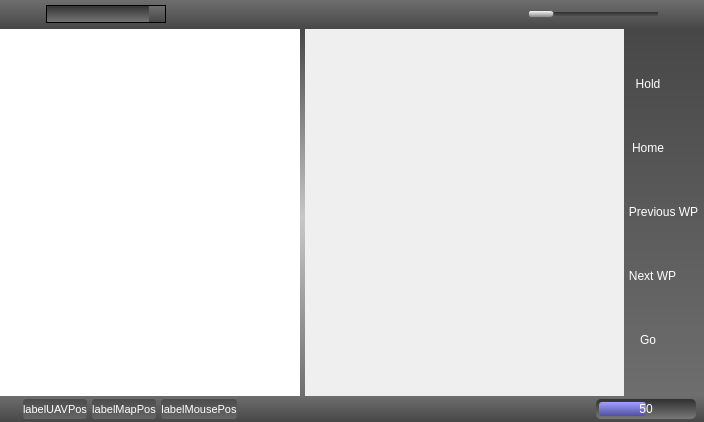
This is ground/src/plugins/opmap/opmap_widget.ui in openpilot/OpenPilot as Qt 5 draws it before an edit. The edited form follows.
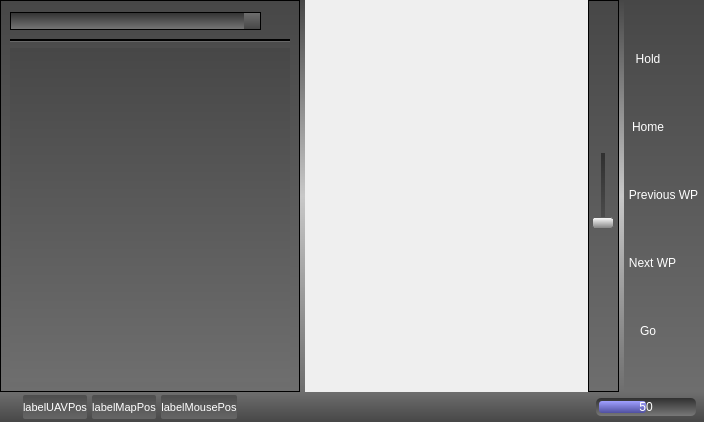
This is the edited form. Icons and pictures are not drawn.

Commit message: Changed OPMap GUI layout.

Diff of the .ui file:
```diff
--- a/ground/src/plugins/opmap/opmap_widget.ui
+++ b/ground/src/plugins/opmap/opmap_widget.ui
@@ -25,28 +25,70 @@
   <property name="styleSheet">
    <string notr="true"/>
   </property>
+  <layout class="QVBoxLayout" name="verticalLayout_5">
+   <property name="spacing">
+    <number>0</number>
+   </property>
+   <property name="margin">
+    <number>0</number>
+   </property>
+   <item>
+    <widget class="QSplitter" name="splitter">
+     <property name="styleSheet">
+      <string notr="true">QSplitter::handle {
+/* image: url(images/splitter.png); */
+	background-color: qlineargradient(spread:pad, x1:0.5, y1:0, x2:0.5, y2:1, stop:0 rgba(71, 71, 71, 255), stop:0.5 rgba(200, 200, 200, 255), stop:1 rgba(110, 110, 110, 255));
+}
+QSplitter::handle:horizontal {
+height: 5px;
+}
+QSplitter::handle:vertical {
+width: 5px;
+}
+</string>
+     </property>
+     <property name="frameShape">
+      <enum>QFrame::NoFrame</enum>
+     </property>
+     <property name="orientation">
+      <enum>Qt::Horizontal</enum>
+     </property>
+     <property name="opaqueResize">
+      <bool>true</bool>
+     </property>
+     <property name="handleWidth">
+      <number>5</number>
+     </property>
+     <widget class="QFrame" name="frameLeftPanel">
+      <property name="minimumSize">
+       <size>
+        <width>170</width>
+        <height>0</height>
+       </size>
+      </property>
+      <property name="maximumSize">
+       <size>
+        <width>300</width>
+        <height>16777215</height>
+       </size>
+      </property>
+      <property name="styleSheet">
+       <string notr="true">background-color: qlineargradient(spread:pad, x1:0, y1:0, x2:0, y2:1, stop:0 rgba(71, 71, 71, 255), stop:1 rgba(110, 110, 110, 255));
+</string>
+      </property>
+      <property name="frameShape">
+       <enum>QFrame::StyledPanel</enum>
+      </property>
+      <property name="frameShadow">
+       <enum>QFrame::Raised</enum>
+      </property>
   <layout class="QVBoxLayout" name="verticalLayout">
-   <property name="spacing">
-    <number>0</number>
-   </property>
-   <property name="margin">
-    <number>0</number>
-   </property>
    <item>
-    <layout class="QHBoxLayout" name="layoutWidgetToolBar">
-     <property name="spacing">
-      <number>0</number>
-     </property>
-     <property name="leftMargin">
-      <number>0</number>
-     </property>
-     <property name="rightMargin">
-      <number>0</number>
-     </property>
+        <layout class="QHBoxLayout" name="horizontalLayout_3">
      <item>
-      <widget class="QFrame" name="frameToolBar">
+          <widget class="QComboBox" name="comboBoxFindPlace">
        <property name="sizePolicy">
-        <sizepolicy hsizetype="Expanding" vsizetype="Minimum">
+            <sizepolicy hsizetype="Expanding" vsizetype="Fixed">
          <horstretch>0</horstretch>
          <verstretch>0</verstretch>
         </sizepolicy>
@@ -57,64 +99,11 @@
          <height>0</height>
         </size>
        </property>
-       <property name="autoFillBackground">
-        <bool>false</bool>
+           <property name="toolTip">
+            <string>Enter a place here that you want to find, then press either return or the find button to the right.</string>
        </property>
        <property name="styleSheet">
-        <string notr="true">QFrame {
-background-color: qlineargradient(spread:pad, x1:0.5, y1:0, x2:0.5, y2:1, stop:0 rgba(110, 110, 110, 255), stop:1 rgba(71, 71, 71, 255));
-color: rgba(255, 255, 255, 70);
-}
-
-QLabel { /* all label types */
-/* background-color: rgba(255, 255, 255, 0); */
-background-color: qlineargradient(spread:pad, x1:0.5, y1:0, x2:0.5, y2:1, stop:0 rgba(64, 64, 64, 255), stop:1 rgba(128, 128, 128, 255));
-color: rgb(255, 255, 255);
-border: 0px; 
-border-radius: 3px;
-}
-
-QToolButton {	/* all types of tool button */ 
-background-color: rgba(255, 255, 255, 0);
-color: rgb(255, 255, 255);
-/*border-style: none;*/
-border: 0px; 
-border-radius: 3px;
-}
-QToolButton:hover {
-background-color: qlineargradient(spread:pad, x1:0.5, y1:0, x2:0.5, y2:1, stop:0 rgba(255, 255, 255, 200), stop:1 rgba(180, 180, 180, 200));
-color: rgb(255, 255, 255);
-border: 0px; 
-border-radius: 3px;
-}
-QToolButton:pressed {
-background-color: qlineargradient(spread:pad, x1:0.5, y1:0, x2:0.5, y2:1, stop:0 rgba(48, 48, 48, 255), stop:1 rgba(120, 120, 120, 255));
-color: rgb(255, 255, 255);
-border: 0px; 
-border-radius: 3px;
-}
-
-QToolButton:checked {
-background-color: qlineargradient(spread:pad, x1:0.5, y1:0, x2:0.5, y2:1, stop:0 rgba(48, 48, 48, 255), stop:1 rgba(120, 120, 120, 255));
-color: rgb(255, 255, 255);
-border: 0px; 
-border-radius: 3px;
-}
-
-QSlider::groove:horizontal {
-border: none;
-height: 4px;
-background-color: qlineargradient(spread:pad, x1:0.5, y1:0, x2:0.5, y2:1, stop:0 rgba(48, 48, 48, 255), stop:1 rgba(80, 80, 80, 255));
-margin: 2px 0;
-}
-QSlider::handle:horizontal {
-border: 1px solid #5c5c5c;
-background-color: qlineargradient(spread:pad, x1:0.5, y1:0, x2:0.5, y2:1, stop:0 rgba(255, 255, 255, 255), stop:1 rgba(128, 128, 128, 255));
-width: 24px;
-margin: -2px 0;
-border-radius: 3px;
-}
-
+            <string notr="true">
 QComboBox {
 background-color: qlineargradient(spread:pad, x1:0.5, y1:0, x2:0.5, y2:1, stop:0 rgba(48, 48, 48, 255), stop:1 rgba(120, 120, 120, 255));
 color: rgb(255, 255, 255);
@@ -145,107 +134,6 @@
 }
 </string>
        </property>
-       <property name="frameShape">
-        <enum>QFrame::NoFrame</enum>
-       </property>
-       <property name="frameShadow">
-        <enum>QFrame::Plain</enum>
-       </property>
-       <layout class="QHBoxLayout" name="horizontalLayout_2">
-        <property name="spacing">
-         <number>0</number>
-        </property>
-        <property name="leftMargin">
-         <number>0</number>
-        </property>
-        <property name="topMargin">
-         <number>3</number>
-        </property>
-        <property name="rightMargin">
-         <number>0</number>
-        </property>
-        <property name="bottomMargin">
-         <number>3</number>
-        </property>
-        <item>
-         <layout class="QHBoxLayout" name="layoutWidget_8">
-          <property name="spacing">
-           <number>5</number>
-          </property>
-          <property name="leftMargin">
-           <number>3</number>
-          </property>
-          <property name="rightMargin">
-           <number>3</number>
-          </property>
-          <item>
-           <widget class="QToolButton" name="toolButtonWaypointsTreeViewShowHide">
-            <property name="sizePolicy">
-             <sizepolicy hsizetype="Fixed" vsizetype="Fixed">
-              <horstretch>0</horstretch>
-              <verstretch>0</verstretch>
-             </sizepolicy>
-            </property>
-            <property name="toolTip">
-             <string>Show/Hide Waypoint Treeview</string>
-            </property>
-            <property name="styleSheet">
-             <string notr="true"/>
-            </property>
-            <property name="text">
-             <string/>
-            </property>
-            <property name="icon">
-             <iconset resource="../coreplugin/core.qrc">
-              <normaloff>:/core/images/prev.png</normaloff>:/core/images/prev.png</iconset>
-            </property>
-            <property name="iconSize">
-             <size>
-              <width>20</width>
-              <height>20</height>
-             </size>
-            </property>
-            <property name="autoRaise">
-             <bool>false</bool>
-            </property>
-           </widget>
-          </item>
-          <item>
-           <spacer name="horizontalSpacer">
-            <property name="orientation">
-             <enum>Qt::Horizontal</enum>
-            </property>
-            <property name="sizeType">
-             <enum>QSizePolicy::Fixed</enum>
-            </property>
-            <property name="sizeHint" stdset="0">
-             <size>
-              <width>15</width>
-              <height>20</height>
-             </size>
-            </property>
-           </spacer>
-          </item>
-          <item>
-           <widget class="QComboBox" name="comboBoxFindPlace">
-            <property name="sizePolicy">
-             <sizepolicy hsizetype="Fixed" vsizetype="Fixed">
-              <horstretch>0</horstretch>
-              <verstretch>0</verstretch>
-             </sizepolicy>
-            </property>
-            <property name="minimumSize">
-             <size>
-              <width>120</width>
-              <height>0</height>
-             </size>
-            </property>
-            <property name="toolTip">
-             <string>Enter a place here that you want to find, then press either return or the find button to the right.</string>
-            </property>
-            <property name="styleSheet">
-             <string notr="true"/>
-            </property>
             <property name="editable">
              <bool>true</bool>
             </property>
@@ -284,7 +172,33 @@
              <string>Find place</string>
             </property>
             <property name="styleSheet">
-             <string notr="true"/>
+            <string notr="true">QToolButton {	/* all types of tool button */ 
+background-color: rgba(255, 255, 255, 0);
+color: rgb(255, 255, 255);
+/*border-style: none;*/
+border: 0px; 
+border-radius: 3px;
+}
+QToolButton:hover {
+background-color: qlineargradient(spread:pad, x1:0.5, y1:0, x2:0.5, y2:1, stop:0 rgba(255, 255, 255, 200), stop:1 rgba(180, 180, 180, 200));
+color: rgb(255, 255, 255);
+border: 0px; 
+border-radius: 3px;
+}
+QToolButton:pressed {
+background-color: qlineargradient(spread:pad, x1:0.5, y1:0, x2:0.5, y2:1, stop:0 rgba(48, 48, 48, 255), stop:1 rgba(120, 120, 120, 255));
+color: rgb(255, 255, 255);
+border: 0px; 
+border-radius: 3px;
+}
+
+QToolButton:checked {
+background-color: qlineargradient(spread:pad, x1:0.5, y1:0, x2:0.5, y2:1, stop:0 rgba(48, 48, 48, 255), stop:1 rgba(120, 120, 120, 255));
+color: rgb(255, 255, 255);
+border: 0px; 
+border-radius: 3px;
+}
+</string>
             </property>
             <property name="text">
              <string/>
@@ -307,375 +221,22 @@
             </property>
            </widget>
           </item>
-          <item>
-           <spacer name="horizontalSpacer_5">
-            <property name="orientation">
-             <enum>Qt::Horizontal</enum>
-            </property>
-            <property name="sizeType">
-             <enum>QSizePolicy::Fixed</enum>
-            </property>
-            <property name="sizeHint" stdset="0">
-             <size>
-              <width>15</width>
-              <height>20</height>
-             </size>
-            </property>
-           </spacer>
-          </item>
-          <item>
-           <widget class="QToolButton" name="toolButtonMapHome">
-            <property name="toolTip">
-             <string>Center map over home position</string>
-            </property>
-            <property name="styleSheet">
-             <string notr="true"/>
-            </property>
-            <property name="text">
-             <string/>
-            </property>
-            <property name="icon">
-             <iconset resource="opmap.qrc">
-              <normaloff>:/opmap/images/gcs.png</normaloff>:/opmap/images/gcs.png</iconset>
-            </property>
-            <property name="iconSize">
-             <size>
-              <width>20</width>
-              <height>20</height>
-             </size>
-            </property>
-            <property name="autoRepeat">
-             <bool>true</bool>
-            </property>
-            <property name="autoRaise">
-             <bool>false</bool>
-            </property>
-           </widget>
-          </item>
-          <item>
-           <widget class="QToolButton" name="toolButtonMapUAV">
-            <property name="toolTip">
-             <string>Center map over UAV position</string>
-            </property>
-            <property name="styleSheet">
-             <string notr="true"/>
-            </property>
-            <property name="text">
-             <string/>
-            </property>
-            <property name="icon">
-             <iconset resource="opmap.qrc">
-              <normaloff>:/opmap/images/uav.png</normaloff>:/opmap/images/uav.png</iconset>
-            </property>
-            <property name="iconSize">
-             <size>
-              <width>20</width>
-              <height>20</height>
-             </size>
-            </property>
-            <property name="checkable">
-             <bool>true</bool>
-            </property>
-            <property name="autoRepeat">
-             <bool>true</bool>
-            </property>
-            <property name="autoRaise">
-             <bool>false</bool>
-            </property>
-           </widget>
-          </item>
-          <item>
-           <spacer name="horizontalSpacer_6">
-            <property name="orientation">
-             <enum>Qt::Horizontal</enum>
-            </property>
-            <property name="sizeType">
-             <enum>QSizePolicy::Fixed</enum>
-            </property>
-            <property name="sizeHint" stdset="0">
-             <size>
-              <width>15</width>
-              <height>20</height>
-             </size>
-            </property>
-           </spacer>
-          </item>
-          <item>
-           <widget class="QToolButton" name="toolButtonAddWaypoint">
-            <property name="toolTip">
-             <string>Add a waypoint</string>
-            </property>
-            <property name="styleSheet">
-             <string notr="true"/>
-            </property>
-            <property name="text">
-             <string/>
-            </property>
-            <property name="icon">
-             <iconset resource="opmap.qrc">
-              <normaloff>:/opmap/images/waypoint.png</normaloff>:/opmap/images/waypoint.png</iconset>
-            </property>
-            <property name="iconSize">
-             <size>
-              <width>20</width>
-              <height>20</height>
-             </size>
-            </property>
-            <property name="autoRepeat">
-             <bool>true</bool>
-            </property>
-            <property name="autoRaise">
-             <bool>false</bool>
-            </property>
-           </widget>
-          </item>
-          <item>
-           <widget class="QToolButton" name="toolButtonWaypointEditor">
-            <property name="toolTip">
-             <string>Opens the waypoint editor</string>
-            </property>
-            <property name="styleSheet">
-             <string notr="true"/>
-            </property>
-            <property name="text">
-             <string/>
-            </property>
-            <property name="icon">
-             <iconset resource="opmap.qrc">
-              <normaloff>:/opmap/images/waypoint.png</normaloff>:/opmap/images/waypoint.png</iconset>
-            </property>
-            <property name="iconSize">
-             <size>
-              <width>20</width>
-              <height>20</height>
-             </size>
-            </property>
-            <property name="autoRepeat">
-             <bool>true</bool>
-            </property>
-            <property name="autoRaise">
-             <bool>false</bool>
-            </property>
-           </widget>
-          </item>
-          <item>
-           <spacer name="horizontalSpacer_4">
-            <property name="orientation">
-             <enum>Qt::Horizontal</enum>
-            </property>
-            <property name="sizeHint" stdset="0">
-             <size>
-              <width>40</width>
-              <height>20</height>
-             </size>
-            </property>
-           </spacer>
-          </item>
-          <item>
-           <widget class="QToolButton" name="toolButtonZoomM">
-            <property name="toolTip">
-             <string>Zoom out</string>
-            </property>
-            <property name="styleSheet">
-             <string notr="true"/>
-            </property>
-            <property name="text">
-             <string/>
-            </property>
-            <property name="icon">
-             <iconset resource="opmap.qrc">
-              <normaloff>:/opmap/images/minus.png</normaloff>:/opmap/images/minus.png</iconset>
-            </property>
-            <property name="iconSize">
-             <size>
-              <width>20</width>
-              <height>20</height>
-             </size>
-            </property>
-            <property name="autoRaise">
-             <bool>false</bool>
-            </property>
-           </widget>
-          </item>
-          <item>
-           <widget class="QToolButton" name="toolButtonZoomP">
-            <property name="toolTip">
-             <string>Zoom in</string>
-            </property>
-            <property name="styleSheet">
-             <string notr="true"/>
-            </property>
-            <property name="text">
-             <string/>
-            </property>
-            <property name="icon">
-             <iconset resource="opmap.qrc">
-              <normaloff>:/opmap/images/plus.png</normaloff>:/opmap/images/plus.png</iconset>
-            </property>
-            <property name="iconSize">
-             <size>
-              <width>20</width>
-              <height>20</height>
-             </size>
-            </property>
-            <property name="autoRaise">
-             <bool>false</bool>
-            </property>
-           </widget>
-          </item>
-          <item>
-           <widget class="QSlider" name="horizontalSliderZoom">
-            <property name="sizePolicy">
-             <sizepolicy hsizetype="Fixed" vsizetype="Fixed">
-              <horstretch>0</horstretch>
-              <verstretch>0</verstretch>
-             </sizepolicy>
-            </property>
-            <property name="minimumSize">
-             <size>
-              <width>130</width>
-              <height>0</height>
-             </size>
-            </property>
-            <property name="maximumSize">
-             <size>
-              <width>130</width>
-              <height>16777215</height>
-             </size>
-            </property>
-            <property name="cursor">
-             <cursorShape>OpenHandCursor</cursorShape>
-            </property>
-            <property name="toolTip">
-             <string>Zoom level</string>
-            </property>
-            <property name="autoFillBackground">
-             <bool>false</bool>
-            </property>
-            <property name="styleSheet">
-             <string notr="true"/>
-            </property>
-            <property name="minimum">
-             <number>2</number>
-            </property>
-            <property name="maximum">
-             <number>19</number>
-            </property>
-            <property name="pageStep">
-             <number>1</number>
-            </property>
-            <property name="orientation">
-             <enum>Qt::Horizontal</enum>
-            </property>
-            <property name="invertedControls">
-             <bool>false</bool>
-            </property>
-            <property name="tickPosition">
-             <enum>QSlider::NoTicks</enum>
-            </property>
-            <property name="tickInterval">
-             <number>2</number>
-            </property>
-           </widget>
-          </item>
-          <item>
-           <spacer name="horizontalSpacer_2">
-            <property name="orientation">
-             <enum>Qt::Horizontal</enum>
-            </property>
-            <property name="sizeType">
-             <enum>QSizePolicy::Fixed</enum>
-            </property>
-            <property name="sizeHint" stdset="0">
-             <size>
-              <width>15</width>
-              <height>20</height>
-             </size>
-            </property>
-           </spacer>
-          </item>
-          <item>
-           <widget class="QToolButton" name="toolButtonFlightControlsShowHide">
-            <property name="sizePolicy">
-             <sizepolicy hsizetype="Fixed" vsizetype="Fixed">
-              <horstretch>0</horstretch>
-              <verstretch>0</verstretch>
-             </sizepolicy>
-            </property>
-            <property name="toolTip">
-             <string>Show/Hide Flight Controls</string>
-            </property>
-            <property name="styleSheet">
-             <string notr="true"/>
-            </property>
-            <property name="text">
-             <string/>
-            </property>
-            <property name="icon">
-             <iconset resource="../coreplugin/core.qrc">
-              <normaloff>:/core/images/next.png</normaloff>:/core/images/next.png</iconset>
-            </property>
-            <property name="iconSize">
-             <size>
-              <width>20</width>
-              <height>20</height>
-             </size>
-            </property>
-            <property name="autoRaise">
-             <bool>false</bool>
-            </property>
-           </widget>
-          </item>
-         </layout>
-        </item>
-       </layout>
-      </widget>
-     </item>
-    </layout>
-   </item>
+        </layout>
+       </item>
    <item>
-    <layout class="QHBoxLayout" name="horizontalLayout_3">
-     <property name="spacing">
-      <number>0</number>
-     </property>
-     <item>
-      <widget class="QSplitter" name="splitter">
-       <property name="styleSheet">
-        <string notr="true">QSplitter::handle {
-/*	image: url(opmap/images/splitter.png); */
-/*background-color: qlineargradient(spread:pad, x1:0, y1:0, x2:1, y2:0, stop:0 rgba(255, 255, 255, 48), stop:1 rgba(0, 0, 0, 48));*/
-	background-color: qlineargradient(spread:pad, x1:0.5, y1:0, x2:0.5, y2:1, stop:0 rgba(71, 71, 71, 255), stop:0.514124 rgba(200, 200, 200, 255), stop:1 rgba(110, 110, 110, 255));
-}
-
-QSplitter::handle:horizontal {
-	height: 5px;
-}
-
-QSplitter::handle:vertical {
-	width: 5px;
-}</string>
-       </property>
-       <property name="frameShape">
-        <enum>QFrame::NoFrame</enum>
-       </property>
+        <widget class="Line" name="line">
        <property name="frameShadow">
-        <enum>QFrame::Sunken</enum>
+          <enum>QFrame::Plain</enum>
        </property>
        <property name="lineWidth">
-        <number>1</number>
+          <number>2</number>
        </property>
        <property name="orientation">
         <enum>Qt::Horizontal</enum>
        </property>
-       <property name="opaqueResize">
-        <bool>true</bool>
-       </property>
-       <property name="handleWidth">
-        <number>5</number>
-       </property>
-       <property name="childrenCollapsible">
-        <bool>false</bool>
-       </property>
+        </widget>
+       </item>
+       <item>
        <widget class="QTreeView" name="treeViewWaypoints">
         <property name="sizePolicy">
          <sizepolicy hsizetype="Preferred" vsizetype="Expanding">
@@ -689,12 +250,6 @@
           <height>0</height>
          </size>
         </property>
-        <property name="maximumSize">
-         <size>
-          <width>300</width>
-          <height>16777215</height>
-         </size>
-        </property>
         <property name="contextMenuPolicy">
          <enum>Qt::NoContextMenu</enum>
         </property>
@@ -741,17 +296,26 @@
          <bool>true</bool>
         </property>
        </widget>
+       </item>
+      </layout>
+     </widget>
+     <widget class="QWidget" name="layoutWidget">
+      <layout class="QHBoxLayout" name="horizontalLayout_2">
+       <property name="spacing">
+        <number>0</number>
+       </property>
+       <item>
        <widget class="QWidget" name="mapWidget" native="true">
         <property name="sizePolicy">
-         <sizepolicy hsizetype="Expanding" vsizetype="Expanding">
+          <sizepolicy hsizetype="MinimumExpanding" vsizetype="MinimumExpanding">
           <horstretch>0</horstretch>
           <verstretch>0</verstretch>
          </sizepolicy>
         </property>
         <property name="minimumSize">
          <size>
-          <width>100</width>
-          <height>0</height>
+           <width>64</width>
+           <height>64</height>
          </size>
         </property>
         <property name="mouseTracking">
@@ -826,9 +390,401 @@
 </string>
         </property>
        </widget>
+       </item>
+       <item>
+        <widget class="QWidget" name="widget" native="true">
+         <property name="sizePolicy">
+          <sizepolicy hsizetype="Minimum" vsizetype="Preferred">
+           <horstretch>0</horstretch>
+           <verstretch>0</verstretch>
+          </sizepolicy>
+         </property>
+         <property name="styleSheet">
+          <string notr="true">QFrame {
+background-color: qlineargradient(spread:pad, x1:0, y1:0, x2:0, y2:1, stop:0 rgba(71, 71, 71, 255), stop:1 rgba(110, 110, 110, 255));
+color: rgb(255, 255, 255);
+}
+
+QToolButton {	/* all types of tool button */ 
+background-color: rgba(255, 255, 255, 0);
+color: rgb(255, 255, 255);
+/*border-style: none;*/
+border: 0px; 
+border-radius: 3px;
+}
+QToolButton:hover {
+background-color: qlineargradient(spread:pad, x1:0.5, y1:0, x2:0.5, y2:1, stop:0 rgba(255, 255, 255, 200), stop:1 rgba(180, 180, 180, 200));
+color: rgb(255, 255, 255);
+border: 0px; 
+border-radius: 3px;
+}
+QToolButton:pressed {
+background-color: qlineargradient(spread:pad, x1:0.5, y1:0, x2:0.5, y2:1, stop:0 rgba(48, 48, 48, 255), stop:1 rgba(120, 120, 120, 255));
+color: rgb(255, 255, 255);
+border: 0px; 
+border-radius: 3px;
+}
+
+QToolButton:checked {
+background-color: qlineargradient(spread:pad, x1:0.5, y1:0, x2:0.5, y2:1, stop:0 rgba(48, 48, 48, 255), stop:1 rgba(120, 120, 120, 255));
+color: rgb(255, 255, 255);
+border: 0px; 
+border-radius: 3px;
+}
+
+QSlider::groove:horizontal {
+border: none;
+height: 4px;
+background-color: qlineargradient(spread:pad, x1:0.5, y1:0, x2:0.5, y2:1, stop:0 rgba(48, 48, 48, 255), stop:1 rgba(80, 80, 80, 255));
+margin: 2px 0;
+}
+QSlider::handle:horizontal {
+border: 1px solid #5c5c5c;
+background-color: qlineargradient(spread:pad, x1:0.5, y1:0, x2:0.5, y2:1, stop:0 rgba(255, 255, 255, 255), stop:1 rgba(128, 128, 128, 255));
+width: 24px;
+margin: -2px 0;
+border-radius: 3px;
+}
+</string>
+         </property>
+         <layout class="QVBoxLayout" name="verticalLayout_3">
+          <property name="spacing">
+           <number>0</number>
+          </property>
+          <property name="margin">
+           <number>0</number>
+          </property>
+          <item>
+           <widget class="QFrame" name="frame">
+            <property name="sizePolicy">
+             <sizepolicy hsizetype="Minimum" vsizetype="Preferred">
+              <horstretch>0</horstretch>
+              <verstretch>0</verstretch>
+             </sizepolicy>
+            </property>
+            <property name="styleSheet">
+             <string notr="true">
+QFrame {
+background-color: qlineargradient(spread:pad, x1:0, y1:0, x2:0, y2:1, stop:0 rgba(71, 71, 71, 255), stop:1 rgba(110, 110, 110, 255));
+}
+
+QToolButton {	/* all types of tool button */ 
+background-color: rgba(255, 255, 255, 0);
+color: rgb(255, 255, 255);
+/*border-style: none;*/
+border: 0px; 
+border-radius: 3px;
+}
+QToolButton:hover {
+background-color: qlineargradient(spread:pad, x1:0.5, y1:0, x2:0.5, y2:1, stop:0 rgba(255, 255, 255, 200), stop:1 rgba(180, 180, 180, 200));
+color: rgb(255, 255, 255);
+border: 0px; 
+border-radius: 3px;
+}
+QToolButton:pressed {
+background-color: qlineargradient(spread:pad, x1:0.5, y1:0, x2:0.5, y2:1, stop:0 rgba(48, 48, 48, 255), stop:1 rgba(120, 120, 120, 255));
+color: rgb(255, 255, 255);
+border: 0px; 
+border-radius: 3px;
+}
+
+QToolButton:checked {
+background-color: qlineargradient(spread:pad, x1:0.5, y1:0, x2:0.5, y2:1, stop:0 rgba(48, 48, 48, 255), stop:1 rgba(120, 120, 120, 255));
+color: rgb(255, 255, 255);
+border: 0px; 
+border-radius: 3px;
+}
+
+QSliderl {
+background-color: rgba(255, 255, 255, 0);
+}
+QSlider::groove:vertical {
+border: none;
+width: 4px;
+background-color: qlineargradient(spread:pad, x1:0.5, y1:0, x2:0.5, y2:1, stop:0 rgba(48, 48, 48, 255), stop:1 rgba(80, 80, 80, 255));
+margin: 2px 0;
+}
+QSlider::handle:vertical {
+border: 1px solid #5c5c5c;
+background-color: qlineargradient(spread:pad, x1:0.5, y1:0, x2:0.5, y2:1, stop:0 rgba(255, 255, 255, 255), stop:1 rgba(128, 128, 128, 255));
+height: 10px;
+margin: 0 -9px; /* expand outside the groove */ 
+border-radius: 3px;
+}
+</string>
+            </property>
+            <property name="frameShape">
+             <enum>QFrame::StyledPanel</enum>
+            </property>
+            <property name="frameShadow">
+             <enum>QFrame::Raised</enum>
+            </property>
+            <layout class="QVBoxLayout" name="verticalLayout_2">
+             <property name="spacing">
+              <number>3</number>
+             </property>
+             <property name="leftMargin">
+              <number>3</number>
+             </property>
+             <property name="topMargin">
+              <number>6</number>
+             </property>
+             <property name="rightMargin">
+              <number>3</number>
+             </property>
+             <property name="bottomMargin">
+              <number>0</number>
+             </property>
+             <item>
+              <widget class="QToolButton" name="toolButtonMapHome">
+               <property name="toolTip">
+                <string>Center map over home position</string>
+               </property>
+               <property name="styleSheet">
+                <string notr="true"/>
+               </property>
+               <property name="text">
+                <string/>
+               </property>
+               <property name="icon">
+                <iconset resource="opmap.qrc">
+                 <normaloff>:/opmap/images/gcs.png</normaloff>:/opmap/images/gcs.png</iconset>
+               </property>
+               <property name="iconSize">
+                <size>
+                 <width>20</width>
+                 <height>20</height>
+                </size>
+               </property>
+               <property name="autoRepeat">
+                <bool>true</bool>
+               </property>
+               <property name="autoRaise">
+                <bool>false</bool>
+               </property>
       </widget>
      </item>
      <item>
+              <widget class="QToolButton" name="toolButtonMapUAV">
+               <property name="toolTip">
+                <string>Center map over UAV position</string>
+               </property>
+               <property name="styleSheet">
+                <string notr="true"/>
+               </property>
+               <property name="text">
+                <string/>
+               </property>
+               <property name="icon">
+                <iconset resource="opmap.qrc">
+                 <normaloff>:/opmap/images/uav.png</normaloff>:/opmap/images/uav.png</iconset>
+               </property>
+               <property name="iconSize">
+                <size>
+                 <width>20</width>
+                 <height>20</height>
+                </size>
+               </property>
+               <property name="checkable">
+                <bool>true</bool>
+               </property>
+               <property name="autoRepeat">
+                <bool>true</bool>
+               </property>
+               <property name="autoRaise">
+                <bool>false</bool>
+               </property>
+              </widget>
+             </item>
+             <item>
+              <spacer name="verticalSpacer_3">
+               <property name="orientation">
+                <enum>Qt::Vertical</enum>
+               </property>
+               <property name="sizeType">
+                <enum>QSizePolicy::Fixed</enum>
+               </property>
+               <property name="sizeHint" stdset="0">
+                <size>
+                 <width>20</width>
+                 <height>20</height>
+                </size>
+               </property>
+              </spacer>
+             </item>
+             <item>
+              <widget class="QToolButton" name="toolButtonAddWaypoint">
+               <property name="toolTip">
+                <string>Add a waypoint</string>
+               </property>
+               <property name="styleSheet">
+                <string notr="true"/>
+               </property>
+               <property name="text">
+                <string/>
+               </property>
+               <property name="icon">
+                <iconset resource="opmap.qrc">
+                 <normaloff>:/opmap/images/waypoint.png</normaloff>:/opmap/images/waypoint.png</iconset>
+               </property>
+               <property name="iconSize">
+                <size>
+                 <width>20</width>
+                 <height>20</height>
+                </size>
+               </property>
+               <property name="autoRepeat">
+                <bool>true</bool>
+               </property>
+               <property name="autoRaise">
+                <bool>false</bool>
+               </property>
+              </widget>
+             </item>
+             <item>
+              <spacer name="verticalSpacer_4">
+               <property name="orientation">
+                <enum>Qt::Vertical</enum>
+               </property>
+               <property name="sizeType">
+                <enum>QSizePolicy::Fixed</enum>
+               </property>
+               <property name="sizeHint" stdset="0">
+                <size>
+                 <width>20</width>
+                 <height>20</height>
+                </size>
+               </property>
+              </spacer>
+             </item>
+             <item>
+              <widget class="QToolButton" name="toolButtonZoomP">
+               <property name="toolTip">
+                <string>Zoom in</string>
+               </property>
+               <property name="styleSheet">
+                <string notr="true"/>
+               </property>
+               <property name="text">
+                <string/>
+               </property>
+               <property name="icon">
+                <iconset resource="opmap.qrc">
+                 <normaloff>:/opmap/images/plus.png</normaloff>:/opmap/images/plus.png</iconset>
+               </property>
+               <property name="iconSize">
+                <size>
+                 <width>20</width>
+                 <height>20</height>
+                </size>
+               </property>
+               <property name="autoRaise">
+                <bool>false</bool>
+               </property>
+              </widget>
+             </item>
+             <item>
+              <widget class="QSlider" name="horizontalSliderZoom">
+               <property name="sizePolicy">
+                <sizepolicy hsizetype="Preferred" vsizetype="Fixed">
+                 <horstretch>0</horstretch>
+                 <verstretch>0</verstretch>
+                </sizepolicy>
+               </property>
+               <property name="minimumSize">
+                <size>
+                 <width>0</width>
+                 <height>80</height>
+                </size>
+               </property>
+               <property name="maximumSize">
+                <size>
+                 <width>16777215</width>
+                 <height>80</height>
+                </size>
+               </property>
+               <property name="cursor">
+                <cursorShape>OpenHandCursor</cursorShape>
+               </property>
+               <property name="toolTip">
+                <string>Zoom level</string>
+               </property>
+               <property name="autoFillBackground">
+                <bool>false</bool>
+               </property>
+               <property name="styleSheet">
+                <string notr="true"/>
+               </property>
+               <property name="minimum">
+                <number>2</number>
+               </property>
+               <property name="maximum">
+                <number>19</number>
+               </property>
+               <property name="pageStep">
+                <number>1</number>
+               </property>
+               <property name="orientation">
+                <enum>Qt::Vertical</enum>
+               </property>
+               <property name="invertedControls">
+                <bool>false</bool>
+               </property>
+               <property name="tickPosition">
+                <enum>QSlider::NoTicks</enum>
+               </property>
+               <property name="tickInterval">
+                <number>2</number>
+               </property>
+              </widget>
+             </item>
+             <item>
+              <widget class="QToolButton" name="toolButtonZoomM">
+               <property name="toolTip">
+                <string>Zoom out</string>
+               </property>
+               <property name="styleSheet">
+                <string notr="true"/>
+               </property>
+               <property name="text">
+                <string/>
+               </property>
+               <property name="icon">
+                <iconset resource="opmap.qrc">
+                 <normaloff>:/opmap/images/minus.png</normaloff>:/opmap/images/minus.png</iconset>
+               </property>
+               <property name="iconSize">
+                <size>
+                 <width>20</width>
+                 <height>20</height>
+                </size>
+               </property>
+               <property name="autoRaise">
+                <bool>false</bool>
+               </property>
+              </widget>
+             </item>
+             <item>
+              <spacer name="verticalSpacer_2">
+               <property name="orientation">
+                <enum>Qt::Vertical</enum>
+               </property>
+               <property name="sizeHint" stdset="0">
+                <size>
+                 <width>20</width>
+                 <height>40</height>
+                </size>
+               </property>
+              </spacer>
+             </item>
+            </layout>
+           </widget>
+          </item>
+         </layout>
+        </widget>
+       </item>
+      </layout>
+     </widget>
       <widget class="QFrame" name="frameFlightControls">
        <property name="sizePolicy">
         <sizepolicy hsizetype="Fixed" vsizetype="MinimumExpanding">
@@ -1099,20 +1055,8 @@
         </item>
        </layout>
       </widget>
-     </item>
-    </layout>
-   </item>
-   <item>
-    <layout class="QHBoxLayout" name="layoutWidgetStatusBar_2">
-     <property name="spacing">
-      <number>0</number>
-     </property>
-     <property name="leftMargin">
-      <number>0</number>
-     </property>
-     <property name="rightMargin">
-      <number>0</number>
-     </property>
+    </widget>
+   </item>
      <item>
       <widget class="QFrame" name="frameStatusBar">
        <property name="sizePolicy">
@@ -1127,6 +1071,12 @@
          <height>0</height>
         </size>
        </property>
+     <property name="maximumSize">
+      <size>
+       <width>16777215</width>
+       <height>30</height>
+      </size>
+     </property>
        <property name="contextMenuPolicy">
         <enum>Qt::NoContextMenu</enum>
        </property>
@@ -1142,7 +1092,7 @@
 color: rgb(255, 255, 255);
 /*border: 1px solid black;*/
 border: none;
-border-radius: 3px;
+border-radius: 2px;
 }
 </string>
        </property>
@@ -1222,7 +1172,7 @@
              <enum>QFrame::NoFrame</enum>
             </property>
             <property name="frameShadow">
-             <enum>QFrame::Raised</enum>
+           <enum>QFrame::Plain</enum>
             </property>
             <property name="text">
              <string>labelUAVPos</string>
@@ -1231,7 +1181,7 @@
              <set>Qt::AlignCenter</set>
             </property>
             <property name="margin">
-             <number>5</number>
+           <number>2</number>
             </property>
            </widget>
           </item>
@@ -1268,7 +1218,7 @@
              <set>Qt::AlignCenter</set>
             </property>
             <property name="margin">
-             <number>5</number>
+           <number>2</number>
             </property>
            </widget>
           </item>
@@ -1308,7 +1258,7 @@
              <set>Qt::AlignCenter</set>
             </property>
             <property name="margin">
-             <number>5</number>
+           <number>2</number>
             </property>
            </widget>
           </item>
@@ -1328,7 +1278,7 @@
           <item>
            <widget class="QProgressBar" name="progressBarMap">
             <property name="sizePolicy">
-             <sizepolicy hsizetype="MinimumExpanding" vsizetype="Fixed">
+           <sizepolicy hsizetype="MinimumExpanding" vsizetype="Preferred">
               <horstretch>0</horstretch>
               <verstretch>0</verstretch>
              </sizepolicy>
@@ -1336,13 +1286,13 @@
             <property name="minimumSize">
              <size>
               <width>40</width>
-              <height>12</height>
+            <height>0</height>
              </size>
             </property>
             <property name="maximumSize">
              <size>
               <width>100</width>
-              <height>20</height>
+            <height>18</height>
              </size>
             </property>
             <property name="autoFillBackground">
@@ -1384,8 +1334,6 @@
         </item>
        </layout>
       </widget>
-     </item>
-    </layout>
    </item>
   </layout>
  </widget>
```
Left out of the diff: 5 changed lines with no effect on the pictures. Lines whose indentation alone changed are shown as unchanged. The commit also changes 2 other files.
